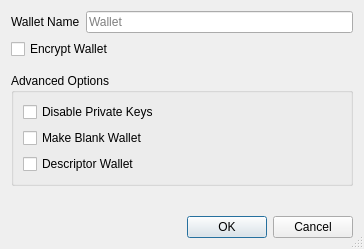
Above: src/qt/forms/createwalletdialog.ui from ghost-coin/ghost-core before the change. Below: the same form after it.
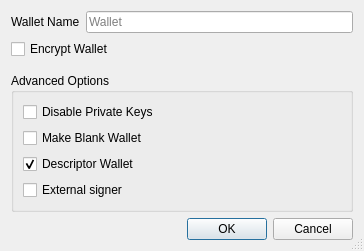
That is the form after the change.

The edit to the form file:
```diff
--- a/src/qt/forms/createwalletdialog.ui
+++ b/src/qt/forms/createwalletdialog.ui
@@ -107,6 +107,19 @@
         <property name="text">
          <string>Descriptor Wallet</string>
         </property>
+        <property name="checked">
+         <bool>true</bool>
+        </property>
+       </widget>
+      </item>
+      <item>
+       <widget class="QCheckBox" name="external_signer_checkbox">
+        <property name="toolTip">
+         <string>Use an external signing device such as a hardware wallet. Configure the external signer script in wallet preferences first.</string>
+        </property>
+        <property name="text">
+         <string>External signer</string>
+        </property>
        </widget>
       </item>
      </layout>
```
